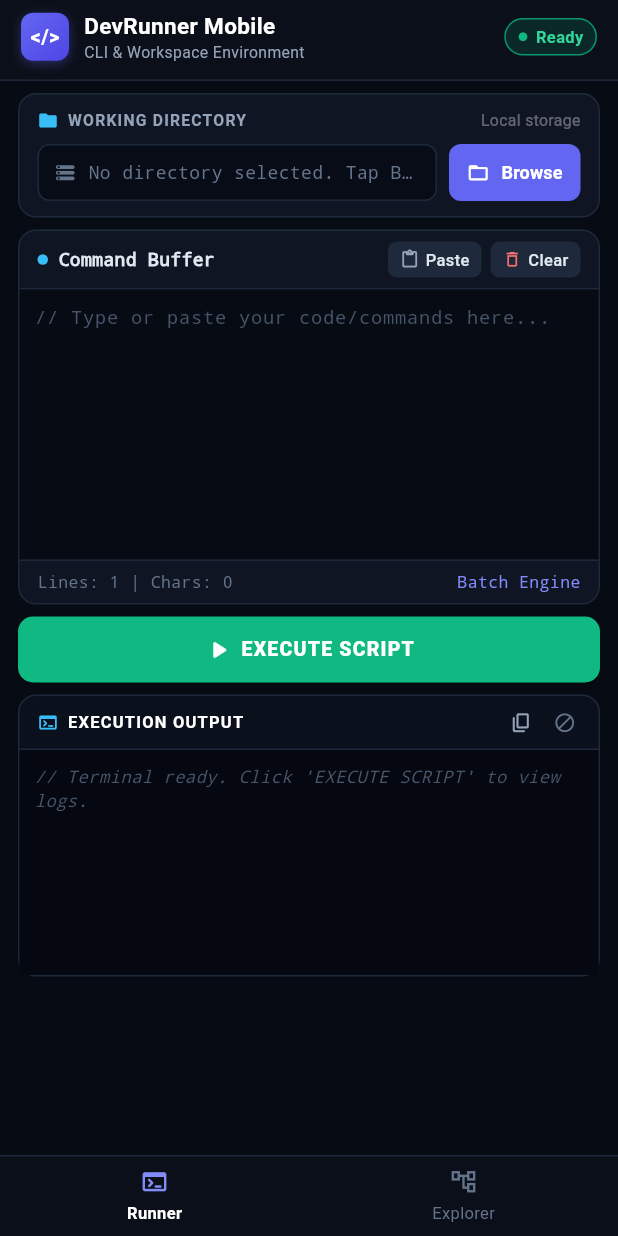
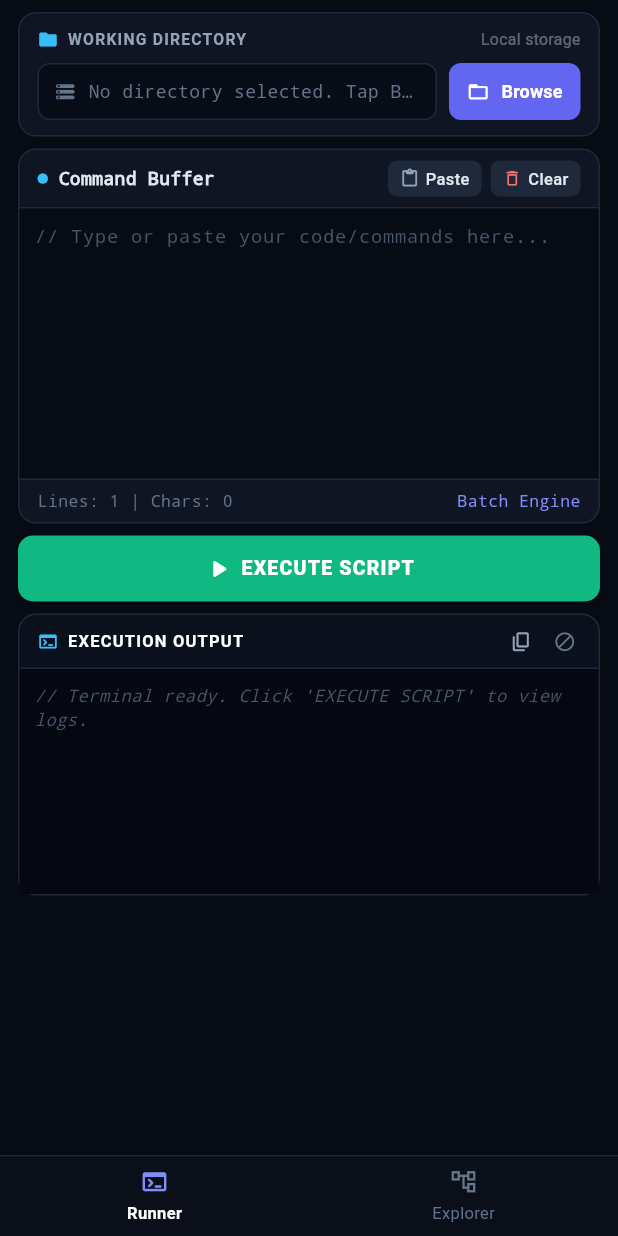
Before and after one commit to Noakhali135/Executor, a Flutter app: the screen it shows after launch, on a phone screen of 412 x 824 dp. Run offline on Flutter 3.47's test engine with Material 3 defaults, Android fonts, the light colour scheme and no system bars; our stand-ins replace permission_handler, shared_preferences.

Commit message:
Add new files

```diff
--- a/lib/main.dart
+++ b/lib/main.dart
@@ -100,106 +100,8 @@ class _MainShellScreenState extends State<MainShellScreen> {
   Widget build(BuildContext context) {
     return Scaffold(
       backgroundColor: const Color(0xFF070B14),
-      appBar: PreferredSize(
-        preferredSize: const Size.fromHeight(54),
-        child: Container(
-          padding: EdgeInsets.only(
-            top: MediaQuery.of(context).padding.top + 4,
-            left: 14,
-            right: 14,
-            bottom: 8,
-          ),
-          decoration: const BoxDecoration(
-            color: Color(0xFF0B0F19),
-            border: Border(
-              bottom: BorderSide(color: Color(0xFF1E293B)),
-            ),
-          ),
-          child: Row(
-            mainAxisAlignment: MainAxisAlignment.spaceBetween,
-            children: [
-              Row(
-                children: [
-                  Container(
-                    width: 32,
-                    height: 32,
-                    decoration: BoxDecoration(
-                      gradient: const LinearGradient(
-                        colors: [Color(0xFF6366F1), Color(0xFF4F46E5)],
-                        begin: Alignment.topLeft,
-                        end: Alignment.bottomRight,
-                      ),
-                      borderRadius: BorderRadius.circular(8),
-                      boxShadow: [
-                        BoxShadow(
-                          color: const Color(0xFF6366F1).withOpacity(0.35),
-                          blurRadius: 6,
-                          offset: const Offset(0, 2),
-                        ),
-                      ],
-                    ),
-                    child: const Center(
-                      child: Text(
-                        '</>',
-                        style: TextStyle(
-                          color: Colors.white,
-                          fontWeight: FontWeight.bold,
-                          fontSize: 13.5,
-                        ),
-                      ),
-                    ),
-                  ),
-                  const SizedBox(width: 10),
-                  const Column(
-                    mainAxisAlignment: MainAxisAlignment.center,
-                    crossAxisAlignment: CrossAxisAlignment.start,
-                    children: [
-                      Text(
-                        'DevRunner Mobile',
-                        style: TextStyle(
-                          color: Colors.white,
-                          fontWeight: FontWeight.bold,
-                          fontSize: 15,
-                        ),
-                      ),
-                      Text(
-                        'CLI & Workspace Environment',
-                        style: TextStyle(
-                          color: Color(0xFF94A3B8),
-                          fontSize: 10.5,
-                        ),
-                      ),
-                    ],
-                  ),
-                ],
-              ),
-              Container(
-                padding: const EdgeInsets.symmetric(horizontal: 8, vertical: 3.5),
-                decoration: BoxDecoration(
-                  color: const Color(0xFF064E3B).withOpacity(0.4),
-                  borderRadius: BorderRadius.circular(16),
-                  border: Border.all(color: const Color(0xFF059669)),
-                ),
-                child: const Row(
-                  children: [
-                    Icon(Icons.circle, size: 7, color: Color(0xFF10B981)),
-                    SizedBox(width: 5),
-                    Text(
-                      'Ready',
-                      style: TextStyle(
-                        color: Color(0xFF34D399),
-                        fontSize: 11,
-                        fontWeight: FontWeight.w600,
-                      ),
-                    ),
-                  ],
-                ),
-              ),
-            ],
-          ),
-        ),
-      ),
-      body: IndexedStack(
+      body: SafeArea(
+        child: IndexedStack(
           index: _selectedTab,
           children: [
             RunnerScreen(
@@ -216,6 +118,7 @@ class _MainShellScreenState extends State<MainShellScreen> {
               onRefreshRequested: () {},
             ),
           ],
+        ),
       ),
       bottomNavigationBar: Container(
         height: 54,
```
Lines whose indentation alone changed are shown as unchanged.
